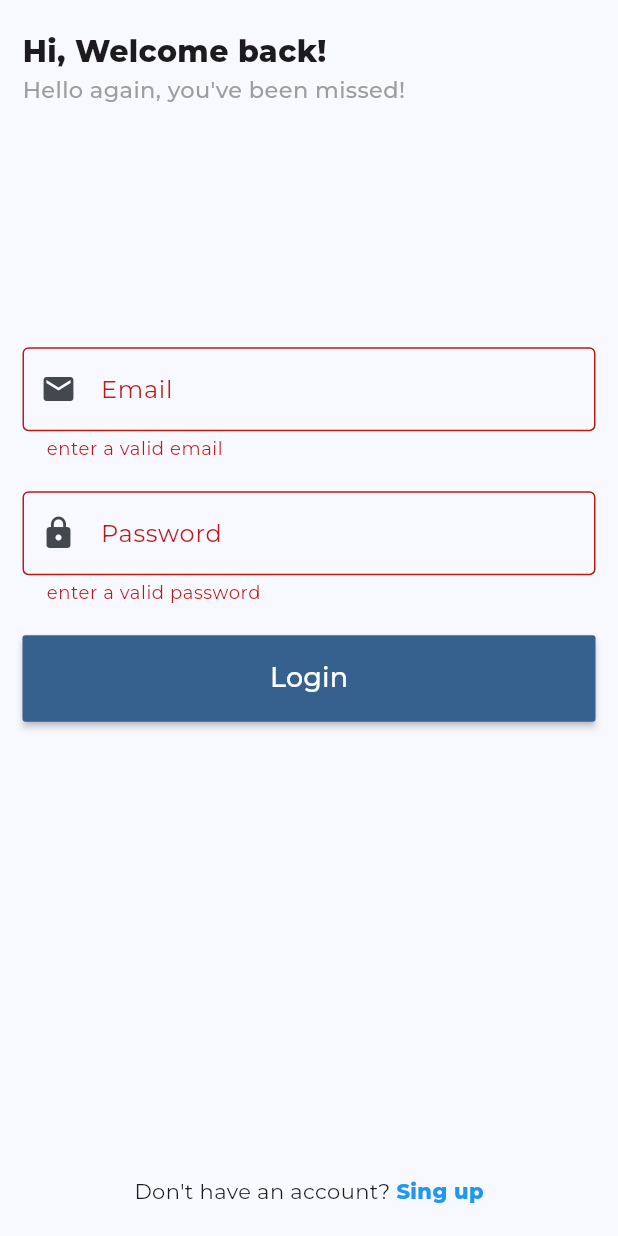
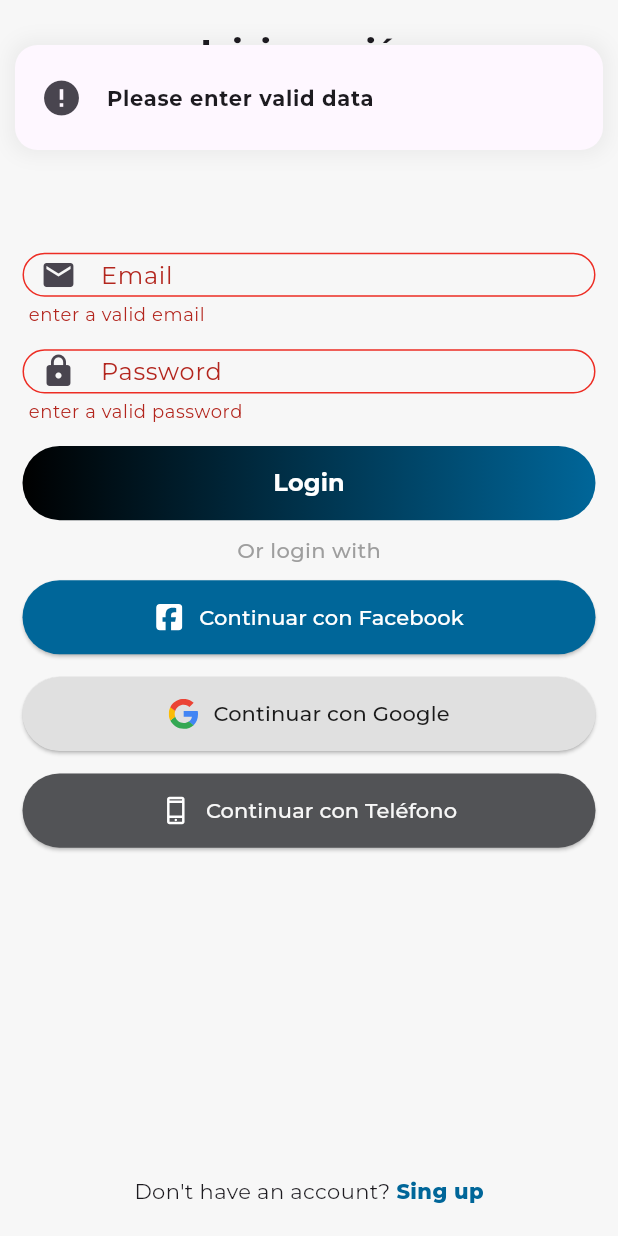
Before and after one commit to Heryweik/Flutter-Authentication, a Flutter app: the screen it shows after launch, after a tap on "Login", on a phone screen of 412 x 824 dp. Run offline on Flutter 3.47's test engine with Material 3 defaults, Android fonts, the phone set to English and light mode, and no system bars; drawn by our look-alikes of delightful_toast; our stand-ins replace cloud_firestore, firebase_auth, firebase_core, firebase_storage, flutter_svg, get_it and 2 more; accounts and stored records are empty; generated files the repository leaves out were written again.

Commit message:
[Add] - Configuracion de colores, iconos y nuevos componentes en el diseño

```diff
--- /dev/null
+++ b/lib/config/colors.dart
@@ -0,0 +1,15 @@
+import 'package:flutter/material.dart';
+
+class AppColors {
+  static const Color pantone3035C = Color(0xFF06435B); // Azul profundo
+  static const Color pantone7408C = Color(0xFFFEC010); // Amarillo (R254 G192 B16)
+  static const Color pantone485C = Color(0xFFED2D24); // Rojo (R237 G45 B36)
+  static const Color pantone11C = Color(0xFF525356); // Gris oscuro (R82 G83 B86)
+  static const Color gradientStart = Color(0xFF000000); // Pantone 6C (negro)
+  static const Color gradientEnd = Color(0xFF006699); // Pantone 7707C (azul oscuro)
+
+  // Nuevos colores adicionales
+  static const Color offWhite = Color(0xFFF7F7F7); // Blanco no tan blanco
+  static const Color softBlack = Color(0xFF1A1A1A); // Negro no tan negro
+  static const Color lightGray = Color(0xFFE0E0E0); // Gris claro
+}
--- a/lib/main.dart
+++ b/lib/main.dart
@@ -2,6 +2,7 @@
 import 'package:flutter/material.dart';
 import 'package:get_it/get_it.dart';
 import 'package:google_fonts/google_fonts.dart';
+import 'package:login_chat/config/colors.dart';
 import 'package:login_chat/services/auth_service.dart';
 import 'package:login_chat/services/navigation_service.dart';
 import 'package:login_chat/utils.dart';
@@ -21,15 +22,19 @@ Future<void> setUp() async {
 
 // ignore: must_be_immutable, esto es para que no marque error
 class MyApp extends StatelessWidget {
+  final GetIt _getIt =
+      GetIt.instance; // GetIt.instance es una instancia global de GetIt
 
-  final GetIt _getIt = GetIt.instance; // GetIt.instance es una instancia global de GetIt
-
-  late NavigationService _navigationService; // NavigationService para manejar la navegación
+  late NavigationService
+  _navigationService; // NavigationService para manejar la navegación
   // Lo usaremos en la raiz de la app para manejar cuando el usuario esta logueado
   late AuthService _authService; // AuthService para manejar la autenticación
 
-  MyApp({super.key}) { // Se le quito el const al constructor para poder inicializar el servicio NavigationService
-    _navigationService = _getIt.get<NavigationService>(); // Obtiene el servicio NavigationService
+  MyApp({super.key}) {
+    // Se le quito el const al constructor para poder inicializar el servicio NavigationService
+    _navigationService =
+        _getIt
+            .get<NavigationService>(); // Obtiene el servicio NavigationService
     _authService = _getIt.get<AuthService>(); // Obtiene el servicio AuthService
   }
 
@@ -37,14 +42,31 @@ class MyApp extends StatelessWidget {
   @override
   Widget build(BuildContext context) {
     return MaterialApp(
-      navigatorKey: _navigationService.navigatorKey, // navigatorKey para manejar la navegación
+      navigatorKey:
+          _navigationService
+              .navigatorKey, // navigatorKey para manejar la navegación
       debugShowCheckedModeBanner: false, // Se quita el banner de debug
-      title: 'Flutter Demo',
+      title: 'Viajú',
       theme: ThemeData(
-        colorScheme: ColorScheme.fromSeed(seedColor: Colors.blue),
+        // Usar la paleta de colores personalizada (Esto seria para usar la paleta pero con los nombres base de Flutter)
+        /* colorScheme: ColorScheme.light(
+          primary: AppColors.primary,
+          secondary: AppColors.secondary,
+          surface: AppColors.background,
+          error: AppColors.error,
+          onPrimary: Colors.white, // Texto en botones primarios
+          onSecondary: Colors.black, // Texto en botones secundarios
+        ), */
+
+        scaffoldBackgroundColor: AppColors.offWhite, // Fondo de las pantallas
+
         textTheme: GoogleFonts.montserratTextTheme(), // Google Fonts
+
       ),
-      initialRoute: _authService.user == null ? "/login" : "/home", // Ruta inicial de la aplicación
+      initialRoute:
+          _authService.user == null
+              ? "/login"
+              : "/home", // Ruta inicial de la aplicación
       routes: _navigationService.routes, // Rutas de la aplicación
       // home: LoginPage() se quitó para que la aplicación inicie en la ruta /login
     );
--- a/lib/pages/login_page.dart
+++ b/lib/pages/login_page.dart
@@ -1,10 +1,13 @@
 import 'package:flutter/material.dart';
 import 'package:get_it/get_it.dart';
+import 'package:login_chat/config/colors.dart';
 import 'package:login_chat/config/responsive_designe.dart';
 import 'package:login_chat/consts.dart';
 import 'package:login_chat/services/alert_service.dart';
 import 'package:login_chat/services/auth_service.dart';
 import 'package:login_chat/services/navigation_service.dart';
+import 'package:login_chat/widgets/custom_button_gradient.dart';
+import 'package:login_chat/widgets/custom_button_icon.dart';
 import 'package:login_chat/widgets/custom_form_field.dart';
 
 class LoginPage extends StatefulWidget {
@@ -53,7 +56,6 @@ class _LoginPageState extends State<LoginPage> {
       body: _buildUI(),
     );
   } */
-
   Widget build(BuildContext context) {
     return Scaffold(
       resizeToAvoidBottomInset:
@@ -67,21 +69,19 @@ class _LoginPageState extends State<LoginPage> {
     );
   }
 
-  Widget _buildMobileUI() { // Metodo para construir la UI en dispositivos móviles
+  Widget _buildMobileUI() {
+    // Metodo para construir la UI en dispositivos móviles
     return _buildUI();
   }
 
-  Widget _buildTabletUI() { // Metodo para construir la UI en dispositivos tablet
+  Widget _buildTabletUI() {
+    // Metodo para construir la UI en dispositivos tablet
     return _buildUI();
   }
 
-  Widget _buildDesktopUI() { // Metodo para construir la UI en dispositivos de escritorio
-    return Center(
-      child: SizedBox(
-        width: 500.0,
-        child: _buildUI(),
-      ),
-    );
+  Widget _buildDesktopUI() {
+    // Metodo para construir la UI en dispositivos de escritorio
+    return Center(child: SizedBox(width: 500.0, child: _buildUI()));
   }
 
   Widget _buildUI() {
@@ -93,19 +93,19 @@ class _LoginPageState extends State<LoginPage> {
           vertical: 20.0,
         ), // padding de toda la pantalla
         child: Column(
-          children: [_headerText(),
+          children: [
+            _headerText(),
 
             // Centrando el formulario
             Spacer(), // Spacer para ocupar el espacio restante
             Align(
               alignment: Alignment.center,
-            child: SingleChildScrollView(
-              child: _loginForm(),
-            ),
+              child: SingleChildScrollView(child: _loginForm()),
             ),
             Spacer(), // Spacer para ocupar el espacio restante
 
-          _createAnAccountLink()],
+            _createAnAccountLink(),
+          ],
         ),
       ),
     );
@@ -121,22 +121,14 @@ class _LoginPageState extends State<LoginPage> {
                 .max, // MainAxisSize.max para que el Column tome el tamaño maximo
         mainAxisAlignment:
             MainAxisAlignment
-                .start, // MainAxisAlignment.start para alinear el texto al inicio
+                .center, // MainAxisAlignment.start para alinear el texto al inicio
         crossAxisAlignment:
             CrossAxisAlignment
-                .start, // CrossAxisAlignment.start para alinear el texto al inicio
+                .center, // CrossAxisAlignment.start para alinear el texto al inicio
         children: [
           Text(
-            'Hi, Welcome back!',
+            'Iniciar sesión',
             style: TextStyle(fontSize: 20.0, fontWeight: FontWeight.w800),
-          ),
-          Text(
-            "Hello again, you've been missed!",
-            style: TextStyle(
-              fontSize: 15.0,
-              fontWeight: FontWeight.w500,
-              color: Colors.grey,
-            ),
           ),
         ],
       ),
@@ -170,7 +162,7 @@ class _LoginPageState extends State<LoginPage> {
               });
             },
           ),
-            SizedBox(height: 20), // Espacio entre los elementos
+          SizedBox(height: 15), // Espacio entre los elementos
           CustomFormField(
             hintText: 'Enter your password',
             labelText: 'Password',
@@ -184,8 +176,53 @@ class _LoginPageState extends State<LoginPage> {
               });
             },
           ),
-            SizedBox(height: 20), // Espacio entre los elementos
+          SizedBox(height: 15), // Espacio entre los elementos
           _loginButton(),
+
+          SizedBox(height: 10), // Espacio entre los elementos
+          Text(
+            'Or login with',
+            style: TextStyle(color: Colors.grey, fontWeight: FontWeight.w500),
+          ),
+          SizedBox(height: 10), // Espacio entre los elementos
+          // Botones de Google y Facebook
+          Column(
+            children: [
+              IconButtonCustom(
+                text: "Continuar con Facebook",
+                iconPath: 'lib/assets/icons/facebook.svg',
+                backgroundColor: AppColors.gradientEnd,
+                textColor: Colors.white,
+                onPressed: () {
+                  // Tu acción aquí
+                },
+              ),
+
+              SizedBox(height: 15), // Espacio entre los elementos
+
+              IconButtonCustom(
+                text: "Continuar con Google",
+                iconPath: 'lib/assets/icons/google.svg',
+                backgroundColor: AppColors.lightGray,
+                textColor: AppColors.softBlack,
+                onPressed: () {
+                  // Tu acción aquí
+                },
+              ),
+
+              SizedBox(height: 15), // Espacio entre los elementos
+
+              IconButtonCustom(
+                text: "Continuar con Teléfono",
+                iconPath: 'lib/assets/icons/phone.svg',
+                backgroundColor: AppColors.pantone11C,
+                textColor: AppColors.offWhite,
+                onPressed: () {
+                  // Tu acción aquí
+                },
+              ),
+            ],
+          ),
         ],
       ),
     );
@@ -195,13 +232,11 @@ class _LoginPageState extends State<LoginPage> {
     return SizedBox(
       // SizedBox para limitar el tamaño del contenedor
       width: MediaQuery.sizeOf(context).width, // Toma el ancho de la pantalla
-      child: MaterialButton(
-        // MaterialButton para darle un estilo de botón
-        height:
-            MediaQuery.sizeOf(context).height *
-            0.07, // Toma el 5% de la pantalla
+      child: GradientButton(
+        text: "Login",
         onPressed: () async {
           // onPressed para manejar el evento de presionar el botón
+          try {
             if (_loginFormKey.currentState?.validate() ?? false) {
               // La traduccion de la linea anterior es: si el formulario es valido, entonces. el ? es para hacer una pregunta, si el formulario es null, entonces, retorna false
               _loginFormKey.currentState
@@ -222,16 +257,19 @@ class _LoginPageState extends State<LoginPage> {
                   icon: Icons.error,
                 ); // Muestra un mensaje de error
               }
+            } else {
+              _alertService.showToast(
+                text: 'Please enter valid data',
+                icon: Icons.error,
+              ); // Muestra un mensaje de error
+            }
+          } catch (e) {
+            _alertService.showToast(
+              text: "An error occurred, please try again",
+              icon: Icons.error,
+            );
           }
         },
-        color:
-            Theme.of(context)
-                .colorScheme
-                .primary, // Toma el color primario del tema, Theme se usa para acceder a los colores del tema
-        child: const Text(
-          'Login',
-          style: TextStyle(color: Colors.white, fontSize: 18.0),
-        ),
       ),
     );
   }
@@ -244,13 +282,20 @@ class _LoginPageState extends State<LoginPage> {
         crossAxisAlignment: CrossAxisAlignment.end,
         children: [
           const Text("Don't have an account? "),
-          GestureDetector( // GestureDetector para manejar el evento de presionar el texto
-            onTap: () { // onTap para manejar el evento de presionar el texto
-              _navigationService.pushNamed("/register"); // Navega a la ruta /register
+          GestureDetector(
+            // GestureDetector para manejar el evento de presionar el texto
+            onTap: () {
+              // onTap para manejar el evento de presionar el texto
+              _navigationService.pushNamed(
+                "/register",
+              ); // Navega a la ruta /register
             },
             child: const Text(
               "Sing up",
-              style: TextStyle(color: Colors.blue, fontWeight: FontWeight.w800),
+              style: TextStyle(
+                color: AppColors.gradientEnd,
+                fontWeight: FontWeight.w800,
+              ),
             ),
           ),
         ],
--- a/lib/pages/profile.page.dart
+++ b/lib/pages/profile.page.dart
@@ -3,6 +3,7 @@ import 'dart:io';
 
 import 'package:flutter/material.dart';
 import 'package:get_it/get_it.dart';
+import 'package:login_chat/config/colors.dart';
 import 'package:login_chat/config/responsive_designe.dart';
 import 'package:login_chat/consts.dart';
 import 'package:login_chat/services/media_service.dart';
@@ -154,6 +155,7 @@ Widget _pfpSelectionField() {
     },
     child: ResponsiveWidget( // ResponsiveWidget para hacer el campo responsive directamente en el widget
       mobile: CircleAvatar(
+        backgroundColor: AppColors.lightGray,
         radius: MediaQuery.of(context).size.width * 0.15, // 15% en móviles
         backgroundImage: selectedImage != null
             ? FileImage(selectedImage!) // Si hay una imagen seleccionada, muestra esa imagen
--- a/lib/pages/register_page.dart
+++ b/lib/pages/register_page.dart
@@ -1,6 +1,7 @@
 
 import 'package:flutter/material.dart';
 import 'package:get_it/get_it.dart';
+import 'package:login_chat/config/colors.dart';
 import 'package:login_chat/config/responsive_designe.dart';
 import 'package:login_chat/consts.dart';
 import 'package:login_chat/models/user_profile.dart';
@@ -8,6 +9,7 @@ import 'package:login_chat/services/alert_service.dart';
 import 'package:login_chat/services/auth_service.dart';
 import 'package:login_chat/services/database.service.dart';
 import 'package:login_chat/services/navigation_service.dart';
+import 'package:login_chat/widgets/custom_button_gradient.dart';
 import 'package:login_chat/widgets/custom_form_field.dart';
 
 class RegisterPage extends StatefulWidget {
@@ -123,22 +125,14 @@ class _RegisterPageState extends State<RegisterPage> {
                 .max, // MainAxisSize.max para que el Column tome el tamaño maximo
         mainAxisAlignment:
             MainAxisAlignment
-                .start, // MainAxisAlignment.start para alinear el texto al inicio
+                .center, // MainAxisAlignment.start para alinear el texto al inicio
         crossAxisAlignment:
             CrossAxisAlignment
-                .start, // CrossAxisAlignment.start para alinear el texto al inicio
+                .center, // CrossAxisAlignment.start para alinear el texto al inicio
         children: [
           Text(
-            "Let's get goind!",
+            "Regístrate",
             style: TextStyle(fontSize: 20.0, fontWeight: FontWeight.w800),
-          ),
-          Text(
-            "register and account using the form below",
-            style: TextStyle(
-              fontSize: 15.0,
-              fontWeight: FontWeight.w500,
-              color: Colors.grey,
-            ),
           ),
         ],
       ),
@@ -157,7 +151,7 @@ class _RegisterPageState extends State<RegisterPage> {
             CrossAxisAlignment.center, // Centra los elementos horizontalmente
         children: [
           // _pfpSelectionField(),
-          SizedBox(height: 20), // Espacio entre los elementos
+          SizedBox(height: 15), // Espacio entre los elementos
           CustomFormField(
             hintText: 'Enter your name',
             labelText: 'Name',
@@ -169,7 +163,7 @@ class _RegisterPageState extends State<RegisterPage> {
               });
             },
           ),
-          SizedBox(height: 20),
+          SizedBox(height: 15),
           CustomFormField(
             hintText: 'Enter your email',
             labelText: 'Email',
@@ -181,7 +175,7 @@ class _RegisterPageState extends State<RegisterPage> {
               });
             },
           ),
-          SizedBox(height: 20),
+          SizedBox(height: 15),
           CustomFormField(
             hintText: 'Enter your password',
             labelText: 'Password',
@@ -194,7 +188,7 @@ class _RegisterPageState extends State<RegisterPage> {
               });
             },
           ),
-          SizedBox(height: 20),
+          SizedBox(height: 15),
           _registerButton(),
         ],
       ),
@@ -205,11 +199,8 @@ class _RegisterPageState extends State<RegisterPage> {
     return SizedBox(
       // SizedBox para limitar el tamaño del contenedor
       width: MediaQuery.sizeOf(context).width, // Toma el ancho de la pantalla
-      child: MaterialButton(
-        // MaterialButton para darle un estilo de botón
-        height:
-            MediaQuery.sizeOf(context).height *
-            0.07, // Toma el 5% de la pantalla
+      child: GradientButton(
+        text: "Register",
         onPressed: () async {
           // onPressed para manejar el evento de presionar el botón
 
@@ -247,8 +238,16 @@ class _RegisterPageState extends State<RegisterPage> {
                 _navigationService.goBack(); // Aunque esto no es necesario se pone para que realmente se elemine la pantalla de registro y se muestre la de home sin problemas
                 _navigationService.pushReplacementNamed("/home"); // Navega a la ruta /home y reemplaza la ruta actual
               } else {
-                throw Exception("Unable to create account");
+                _alertService.showToast(
+                  text: 'Failed to register, Please try again',
+                  icon: Icons.error,
+                );
               }
+            } else {
+              _alertService.showToast(
+                text: 'Please fill all the fields',
+                icon: Icons.error,
+              );
             }
           } catch (e) {
             _alertService.showToast(
@@ -261,14 +260,6 @@ class _RegisterPageState extends State<RegisterPage> {
             isLoading = false; // Actualiza el estado de isLoading a false
           });
         },
-        color:
-            Theme.of(context)
-                .colorScheme
-                .primary, // Toma el color primario del tema, Theme se usa para acceder a los colores del tema
-        child: const Text(
-          'Register',
-          style: TextStyle(color: Colors.white, fontSize: 18.0),
-        ),
       ),
     );
   }
@@ -289,7 +280,7 @@ class _RegisterPageState extends State<RegisterPage> {
             },
             child: const Text(
               "Login",
-              style: TextStyle(color: Colors.blue, fontWeight: FontWeight.w800),
+              style: TextStyle(color: AppColors.gradientEnd, fontWeight: FontWeight.w800),
             ),
           ),
         ],
--- a/lib/services/auth_service.dart
+++ b/lib/services/auth_service.dart
@@ -23,7 +23,7 @@ class AuthService {
         return true;
       }
     } catch (e) {
-      throw Exception("Error: $e");
+      print(e);
     }
 
     return false;
@@ -51,7 +51,7 @@ class AuthService {
         return true; // Al ponerlo en true en el archivo main se aplica la logica de que el usuario existe entonce lo redirige a la pantalla de inicio
       }
     } catch (e) {
-      throw Exception("Error: $e");
+      print(e);
     }
 
     return false;
--- /dev/null
+++ b/lib/widgets/custom_button_gradient.dart
@@ -0,0 +1,49 @@
+import 'package:flutter/material.dart';
+import 'package:login_chat/config/colors.dart';
+
+class GradientButton extends StatelessWidget {
+  final String text;
+  final VoidCallback onPressed;
+
+  const GradientButton({
+    super.key,
+    required this.text,
+    required this.onPressed,
+  });
+
+  @override
+  Widget build(BuildContext context) {
+    return Container(
+      decoration: BoxDecoration(
+        gradient: const LinearGradient(
+          colors: [
+            AppColors.gradientStart,
+            AppColors.gradientEnd,
+          ], // Azul oscuro a más claro
+          begin: Alignment.centerLeft,
+          end: Alignment.centerRight,
+        ),
+        borderRadius: BorderRadius.all(Radius.circular(100)),
+      ),
+      height: MediaQuery.sizeOf(context).height * 0.06, // 6% de la altura de la pantalla
+      child: ElevatedButton(
+        style: ElevatedButton.styleFrom(
+          backgroundColor: Colors.transparent,
+          shadowColor: Colors.transparent,
+          shape: RoundedRectangleBorder(
+            borderRadius: BorderRadius.circular(100),
+          ),
+        ),
+        onPressed: onPressed,
+        child: Text(
+          text,
+          style: const TextStyle(
+            color: Colors.white,
+            fontSize: 16,
+            fontWeight: FontWeight.bold,
+          ),
+        ),
+      ),
+    );
+  }
+}
--- /dev/null
+++ b/lib/widgets/custom_button_icon.dart
@@ -0,0 +1,51 @@
+
+import 'package:flutter/material.dart';
+import 'package:flutter_svg/flutter_svg.dart';
+
+class IconButtonCustom extends StatelessWidget {
+  final String text;
+  final String iconPath;
+  final VoidCallback onPressed;
+  final Color backgroundColor;
+  final Color textColor;
+  final double iconSize;
+
+  const IconButtonCustom({
+    super.key,
+    required this.text,
+    required this.iconPath,
+    required this.onPressed,
+    this.backgroundColor = Colors.grey,
+    this.textColor = Colors.black,
+    this.iconSize = 20,
+  });
+
+  @override
+  Widget build(BuildContext context) {
+    return SizedBox(
+      height: MediaQuery.sizeOf(context).height * 0.06, // 6% de la altura de la pantalla
+      width: double.infinity,
+      child: ElevatedButton(
+        onPressed: onPressed,
+        style: ElevatedButton.styleFrom(
+          backgroundColor: backgroundColor,
+        ),
+        child: Row(
+          mainAxisSize: MainAxisSize.min,
+          children: [
+            SvgPicture.asset(
+              iconPath,
+              width: iconSize,
+              height: iconSize,
+            ),
+            const SizedBox(width: 10), // Espacio entre el icono y el texto
+            Text(
+              text,
+              style: TextStyle(color: textColor),
+            ),
+          ],
+        ),
+      ),
+    );
+  }
+}
--- a/lib/widgets/custom_form_field.dart
+++ b/lib/widgets/custom_form_field.dart
@@ -1,4 +1,5 @@
 import 'package:flutter/material.dart';
+import 'package:login_chat/config/colors.dart';
 
 class CustomFormField extends StatelessWidget {
   final String hintText;
@@ -7,7 +8,8 @@ class CustomFormField extends StatelessWidget {
   //final double height;
   final RegExp validationRegularExp; // RegExp para validar el campo
   final bool obscureText; // Para ocultar el texto
-  final void Function(String?) onSaved; // Función para guardar el valor del campo, el String? es para que pueda ser null, si no se pone el ? no puede ser null y marcará error.
+  final void Function(String?)
+  onSaved; // Función para guardar el valor del campo, el String? es para que pueda ser null, si no se pone el ? no puede ser null y marcará error.
 
   const CustomFormField({
     super.key,
@@ -22,22 +24,40 @@ class CustomFormField extends StatelessWidget {
 
   @override
   Widget build(BuildContext context) {
-    return SizedBox( // SizedBox para limitar el tamaño del contenedor
-      //height: height, // Toma el alto del contenedor
+    return SizedBox(
+      // SizedBox para limitar el tamaño del contenedor
+      height: MediaQuery.sizeOf(context).height * 0.06, // Altura del contenedor
       child: TextFormField(
         onSaved: onSaved, // Guarda el valor del campo
         obscureText: obscureText, // Para ocultar el texto
-        validator: (value) { // Validator para validar el valor del campo, usando una expresión regular
-          if (value != null && validationRegularExp.hasMatch(value)){
+        validator: (value) {
+          // Validator para validar el valor del campo, usando una expresión regular
+          if (value != null && validationRegularExp.hasMatch(value)) {
             return null;
           }
           return 'enter a valid ${labelText.toLowerCase()}'; // Si no se cumple la expresión regular, retorna un mensaje de error
         },
         decoration: InputDecoration(
-          border: const OutlineInputBorder(),
-          labelText: labelText, // No es necesario
+          border: const OutlineInputBorder(
+            borderRadius: BorderRadius.all(Radius.circular(100)),
+          ),
+          labelText: labelText,
           hintText: hintText,
           prefixIcon: prefixIcon,
+          isDense: false, // Hace el input más compacto
+          contentPadding: const EdgeInsets.symmetric(
+            vertical: 14,
+          ),
+
+          errorBorder: OutlineInputBorder(
+            borderRadius: const BorderRadius.all(Radius.circular(100)),
+            borderSide: BorderSide(color: AppColors.pantone485C, ),
+          ),
+          focusedErrorBorder: OutlineInputBorder(
+            borderRadius: const BorderRadius.all(Radius.circular(100)),
+            borderSide: BorderSide(color: AppColors.pantone485C),
+          ),
+
         ),
       ),
     );
--- a/pubspec.yaml
+++ b/pubspec.yaml
@@ -52,6 +52,8 @@ dependencies:
   image_picker: ^1.1.2
   # Path
   path: ^1.9.1
+  # SVG
+  flutter_svg: ^2.0.17
 
 dev_dependencies:
   flutter_test:
@@ -74,6 +76,9 @@ flutter:
   # included with your application, so that you can use the icons in
   # the material Icons class.
   uses-material-design: true
+
+  assets:
+    - lib/assets/icons/
 
   # To add assets to your application, add an assets section, like this:
   # assets:
```
Also changed, not shown: lib/assets/icons/facebook.svg (added), lib/assets/icons/google.svg (added), lib/assets/icons/phone.svg (added), pubspec.lock, 66 other files. Lines whose indentation alone changed are shown as unchanged.
